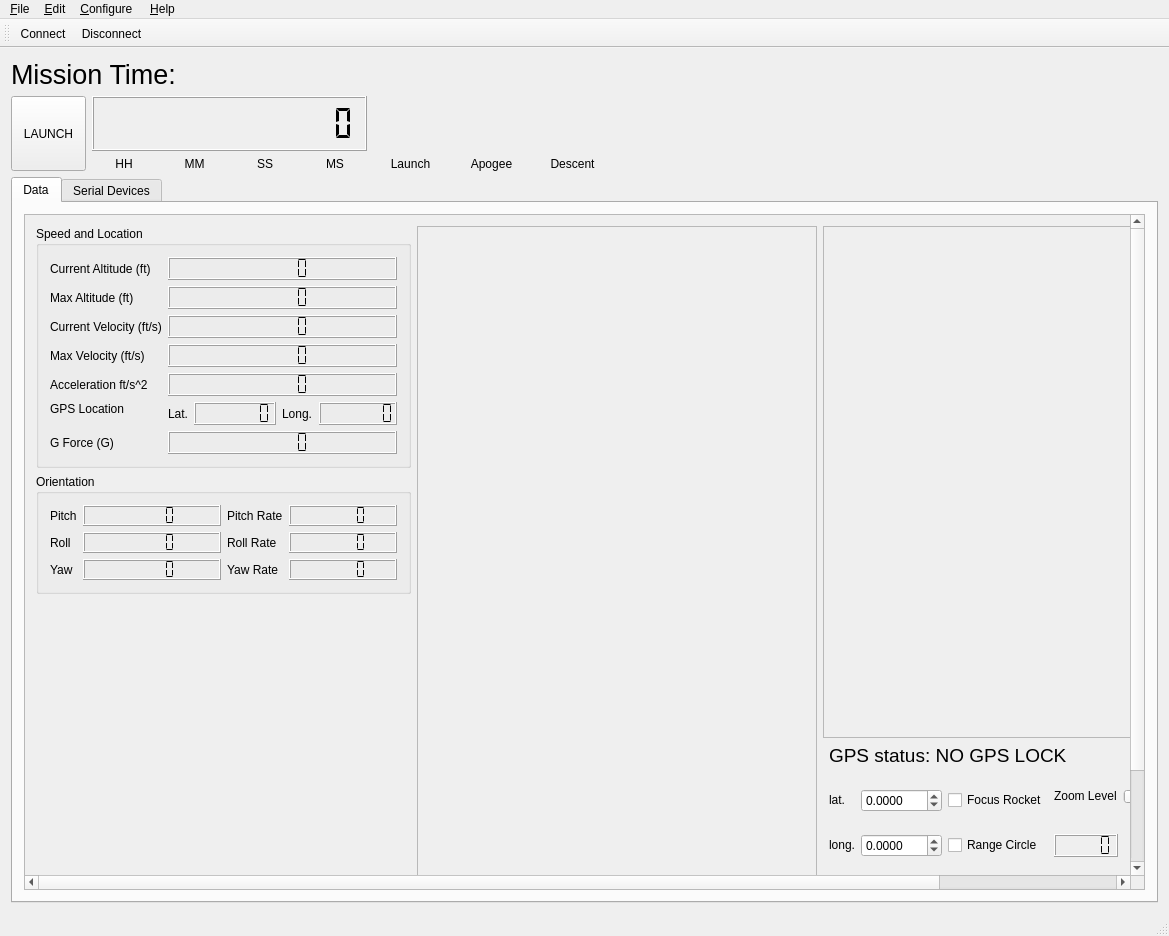
Qt form RADAV_APPLICATION/mainwindow.ui (chris-quenzer/ESRA-CS-Team-Post-Expo) before a commit.
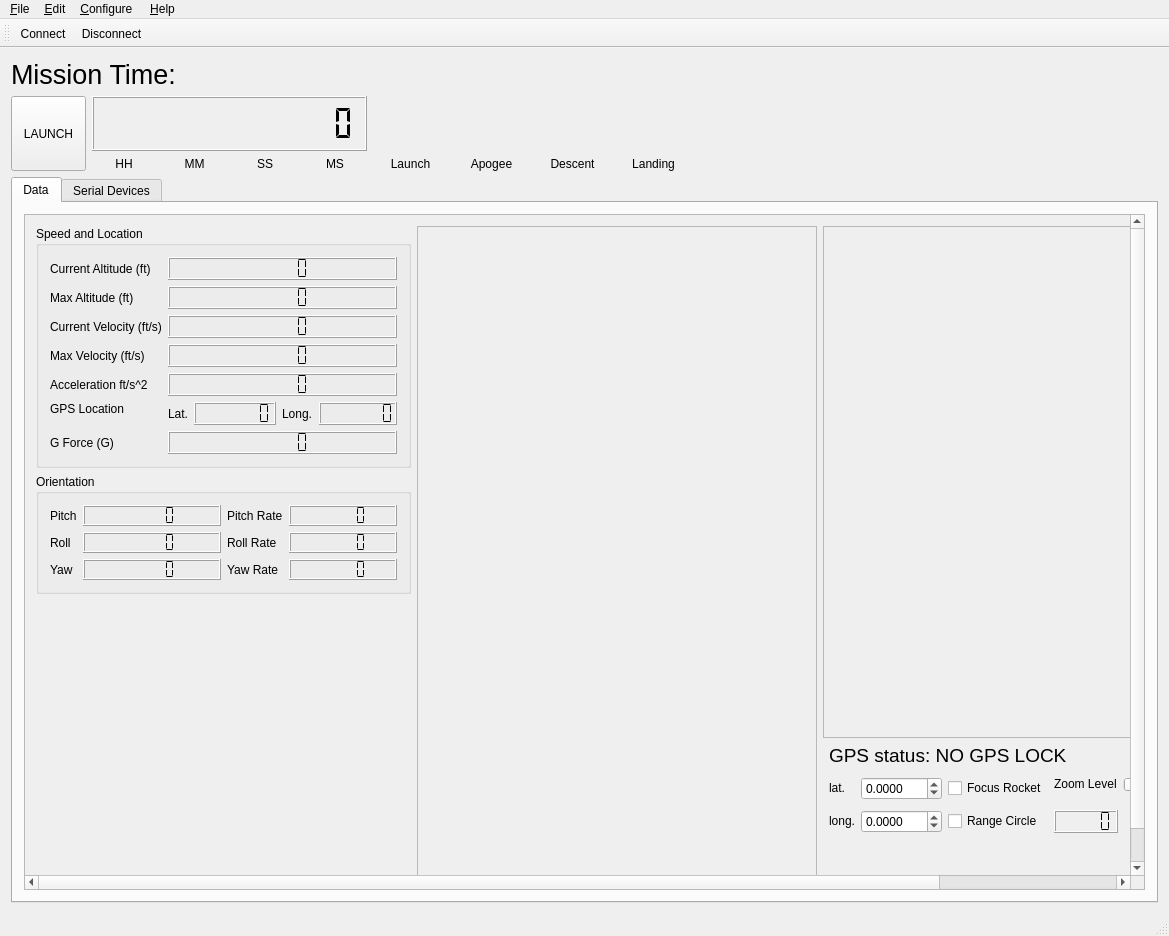
The same form after that commit. Icons and pictures are not drawn. Custom widgets are drawn as their Qt base class.

What changed in the file:
```diff
--- a/RADAV_APPLICATION/mainwindow.ui
+++ b/RADAV_APPLICATION/mainwindow.ui
@@ -179,7 +179,7 @@
              </spacer>
             </item>
             <item row="0" column="2">
-             <layout class="QGridLayout" name="gridLayout_15" rowstretch="0,0,0" columnminimumwidth="0,0,0">
+             <layout class="QGridLayout" name="gridLayout_15" rowstretch="0,0,0" columnminimumwidth="0,0,0,0">
               <property name="leftMargin">
                <number>0</number>
               </property>
@@ -323,6 +323,43 @@
                 </property>
                </widget>
               </item>
+              <item row="1" column="3">
+               <widget class="LED" name="landing_LED" native="true"/>
+              </item>
+              <item row="2" column="3">
+               <widget class="QLabel" name="apo_label_3">
+                <property name="sizePolicy">
+                 <sizepolicy hsizetype="Preferred" vsizetype="Maximum">
+                  <horstretch>0</horstretch>
+                  <verstretch>0</verstretch>
+                 </sizepolicy>
+                </property>
+                <property name="minimumSize">
+                 <size>
+                  <width>75</width>
+                  <height>0</height>
+                 </size>
+                </property>
+                <property name="sizeIncrement">
+                 <size>
+                  <width>0</width>
+                  <height>0</height>
+                 </size>
+                </property>
+                <property name="baseSize">
+                 <size>
+                  <width>0</width>
+                  <height>0</height>
+                 </size>
+                </property>
+                <property name="text">
+                 <string>Landing</string>
+                </property>
+                <property name="alignment">
+                 <set>Qt::AlignCenter</set>
+                </property>
+               </widget>
+              </item>
              </layout>
             </item>
             <item row="0" column="0">
@@ -434,8 +471,8 @@
                 <rect>
                  <x>0</x>
                  <y>0</y>
-                 <width>1321</width>
-                 <height>761</height>
+                 <width>1313</width>
+                 <height>686</height>
                 </rect>
                </property>
                <layout class="QGridLayout" name="gridLayout_17">
@@ -818,14 +855,14 @@
                     </property>
                     <property name="minimumSize">
                      <size>
-                      <width>375</width>
-                      <height>375</height>
+                      <width>300</width>
+                      <height>300</height>
                      </size>
                     </property>
                     <property name="maximumSize">
                      <size>
-                      <width>375</width>
-                      <height>375</height>
+                      <width>300</width>
+                      <height>300</height>
                      </size>
                     </property>
                    </widget>
```
Left out of the diff: 21 changed lines with no effect on the pictures.
